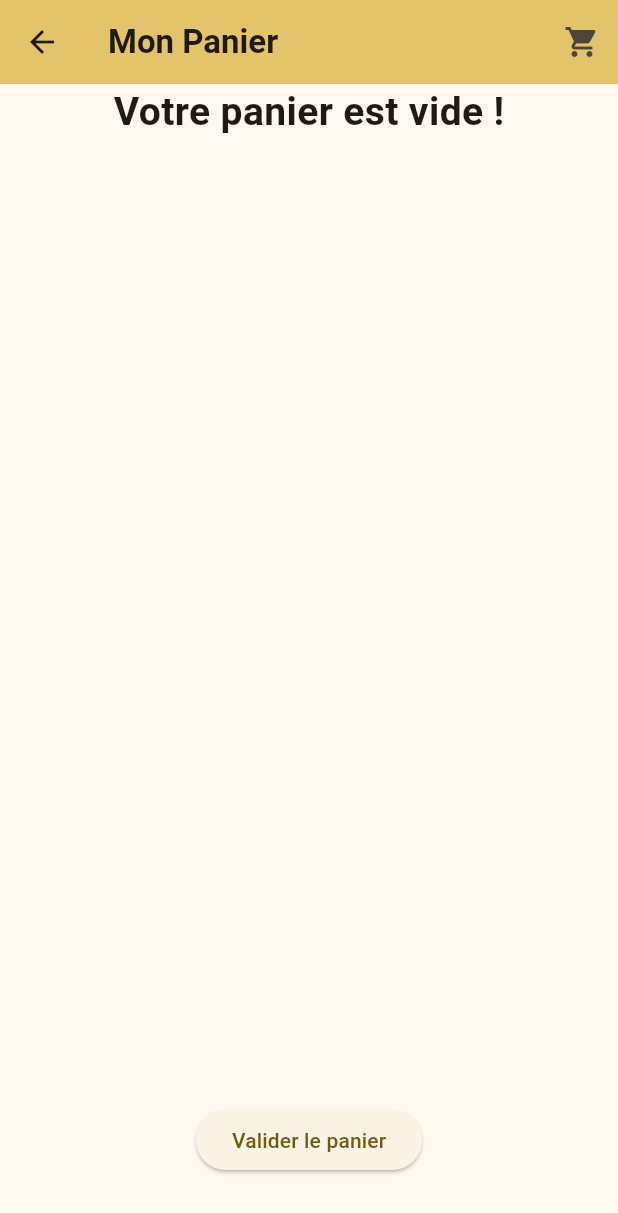
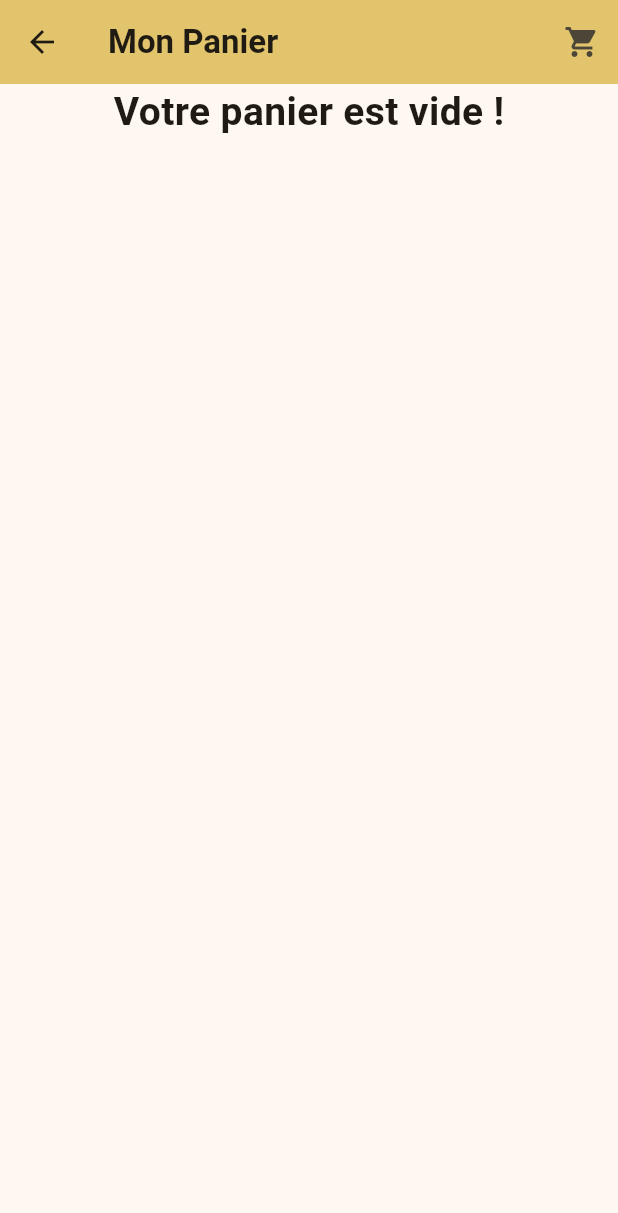
Before and after one commit to LoupMyr/TP-Flutter, a Flutter app: the screen it shows after launch, after a tap on the "shopping cart" icon, on a phone screen of 412 x 824 dp. Shown: the top 1213 px of the screen. Run offline on Flutter 3.47's test engine with Material 3 defaults, Android fonts, the phone set to English and light mode, and no system bars.

Commit message:
panierPage update

```diff
--- a/lib/UI/PanierPage.dart
+++ b/lib/UI/PanierPage.dart
@@ -64,20 +64,41 @@ class _PanierPageState extends State<PanierPage> {
     ));
   }
 
+  double totalCart() {
+    double sum = 0;
+    for (CartItem item in widget._cart.items) {
+      sum += item.article.price;
+    }
+    return sum;
+  }
+
   @override
   Widget build(BuildContext context) {
     return Scaffold(
       appBar: AppBarLayout.buildAppBar(widget.title, context, widget._cart),
       body: Center(
-        child: Column(
+        child: widget._cart.items.isNotEmpty
+            ? Column(
                 mainAxisAlignment: MainAxisAlignment.spaceBetween,
                 children: [
-            widget._cart.items.isNotEmpty
-                ? ListView.builder(
+                  ListView.builder(
                     itemCount: widget._cart.items.length,
                     itemBuilder: (context, index) =>
                         _buildRow(widget._cart.items[index]),
                     itemExtent: 180,
+                  ),
+                  Column(
+                    children: [
+                      Text("Sous-total: {$totalCart()}€"),
+                      ElevatedButton(
+                        onPressed: () => buyPanier(),
+                        child: const Text("Valider le panier"),
+                      ),
+                      const Padding(
+                          padding: EdgeInsets.symmetric(vertical: 20)),
+                    ],
+                  )
+                ],
               )
             : Column(
                 children: [
@@ -85,17 +106,6 @@ class _PanierPageState extends State<PanierPage> {
                       style: AppStyle.pageTitleTextStyle)
                 ],
               ),
-            Column(
-              children: [
-                ElevatedButton(
-                  onPressed: () => buyPanier(),
-                  child: const Text("Valider le panier"),
-                ),
-                const Padding(padding: EdgeInsets.symmetric(vertical: 20)),
-              ],
-            )
-          ],
-        ),
       ),
     );
   }
```
Lines whose indentation alone changed are shown as unchanged.
